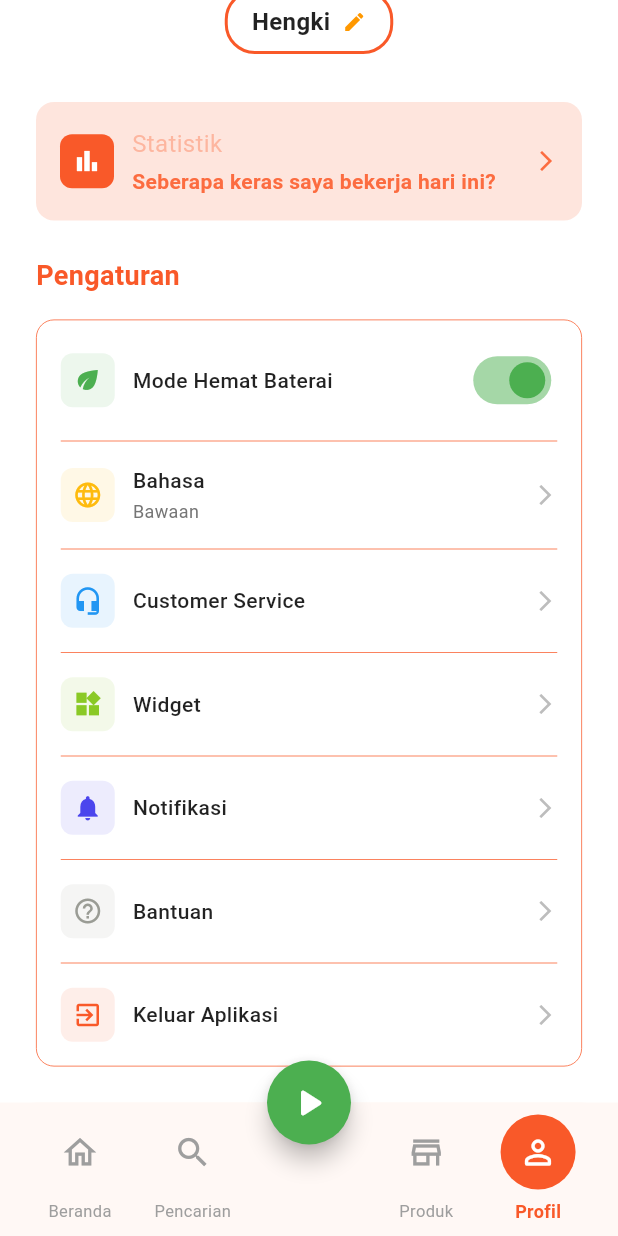
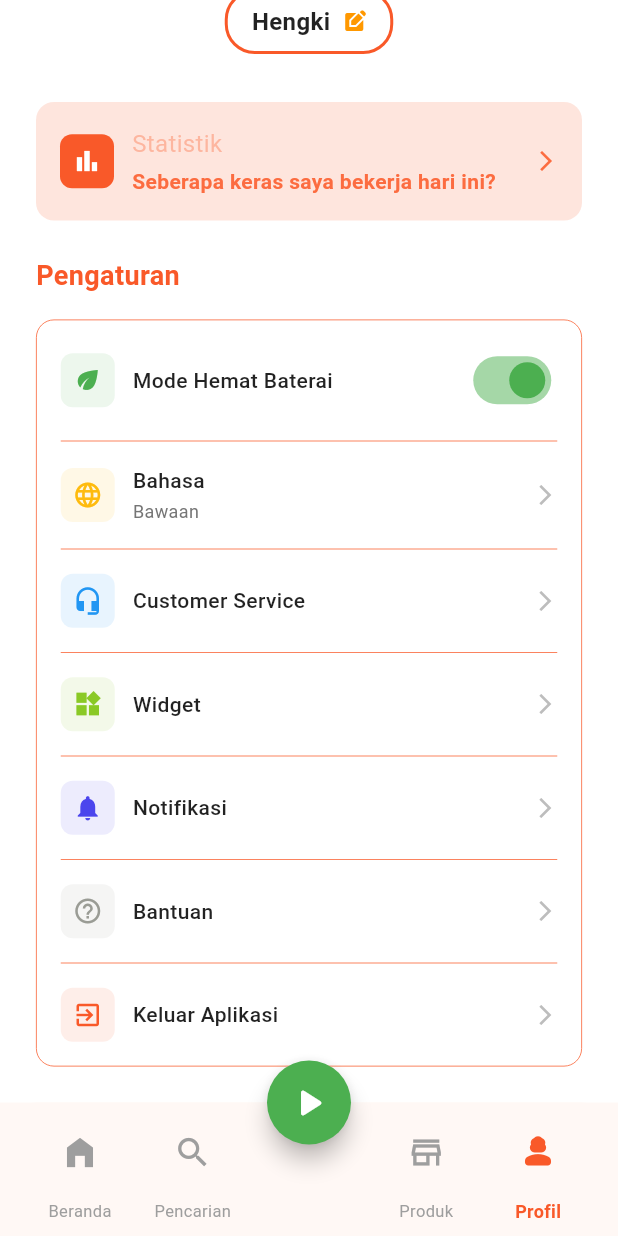
Before and after one commit to TheBinKingVII/kakilima, a Flutter app: the screen it shows after launch, item 4 of the bottom bar chosen, scrolled down 147 dp, on a phone screen of 412 x 824 dp. Run offline on Flutter 3.47's test engine with Material 3 defaults, Android fonts, the phone set to English and light mode, and no system bars; our stand-ins replace dartz, equatable, flutter_dotenv, geolocator, get, get_it and 1 more; missing offline and left inert: workmanager; accounts and stored records are empty.

Commit message:
update icon bottom bar and ui profile

```diff
--- a/lib/features/auth/presentation/pages/profile_page.dart
+++ b/lib/features/auth/presentation/pages/profile_page.dart
@@ -81,7 +81,7 @@ class ProfilePage extends GetView<ProfileController> {
                   ),
                 ),
                 const SizedBox(width: 8),
-                Icon(Icons.edit, size: 16, color: Colors.orange),
+                Icon(Icons.edit_square, size: 16, color: Colors.orange),
               ],
             ),
           ),
--- a/lib/screens/main_screen.dart
+++ b/lib/screens/main_screen.dart
@@ -22,10 +22,10 @@ class _MainScreenState extends State<MainScreen> {
   ];
 
   final List<IconData> icons = [
-    Icons.home_outlined,
-    Icons.search_outlined,
-    Icons.store_outlined,
-    Icons.person_outline_rounded,
+    Icons.home_filled,
+    Icons.search,
+    Icons.store_mall_directory_outlined,
+    Icons.person_3_rounded,
   ];
 
   final List<String> labels = ["Beranda", "Pencarian", "Produk", "Profil"];
@@ -66,16 +66,11 @@ class _MainScreenState extends State<MainScreen> {
                     AnimatedContainer(
                       duration: const Duration(milliseconds: 200),
                       padding: EdgeInsets.all(12),
-                      decoration: BoxDecoration(
-                        color: isSelected
-                            ? Color(0xFFF95929)
-                            : Colors.transparent,
-                        shape: BoxShape.circle,
-                      ),
+                      decoration: BoxDecoration(shape: BoxShape.circle),
                       child: Icon(
                         icons[index],
                         size: 26,
-                        color: isSelected ? Colors.white : Colors.grey,
+                        color: isSelected ? Color(0xFFF95929) : Colors.grey,
                       ),
                     ),
                     const SizedBox(height: 6),
@@ -110,16 +105,11 @@ class _MainScreenState extends State<MainScreen> {
                     AnimatedContainer(
                       duration: const Duration(milliseconds: 200),
                       padding: EdgeInsets.all(12),
-                      decoration: BoxDecoration(
-                        color: isSelected
-                            ? Color(0xFFF95929)
-                            : Colors.transparent,
-                        shape: BoxShape.circle,
-                      ),
+                      decoration: BoxDecoration(shape: BoxShape.circle),
                       child: Icon(
                         icons[navIndex],
                         size: 26,
-                        color: isSelected ? Colors.white : Colors.grey,
+                        color: isSelected ? Color(0xFFF95929) : Colors.grey,
                       ),
                     ),
                     const SizedBox(height: 6),
```
